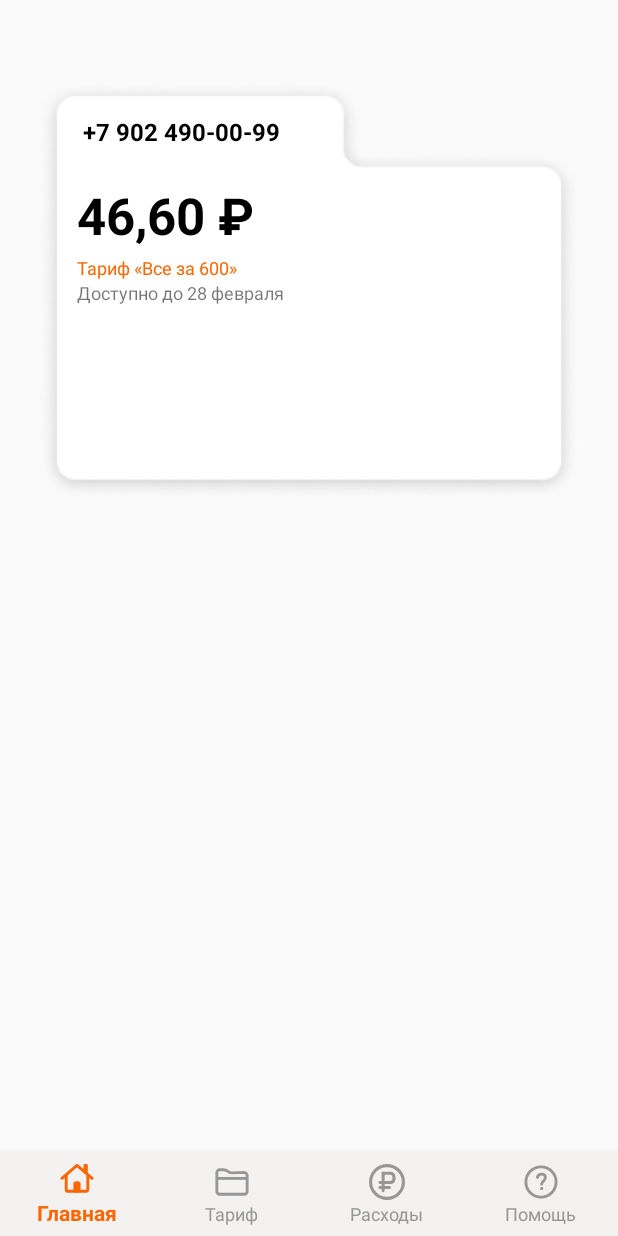
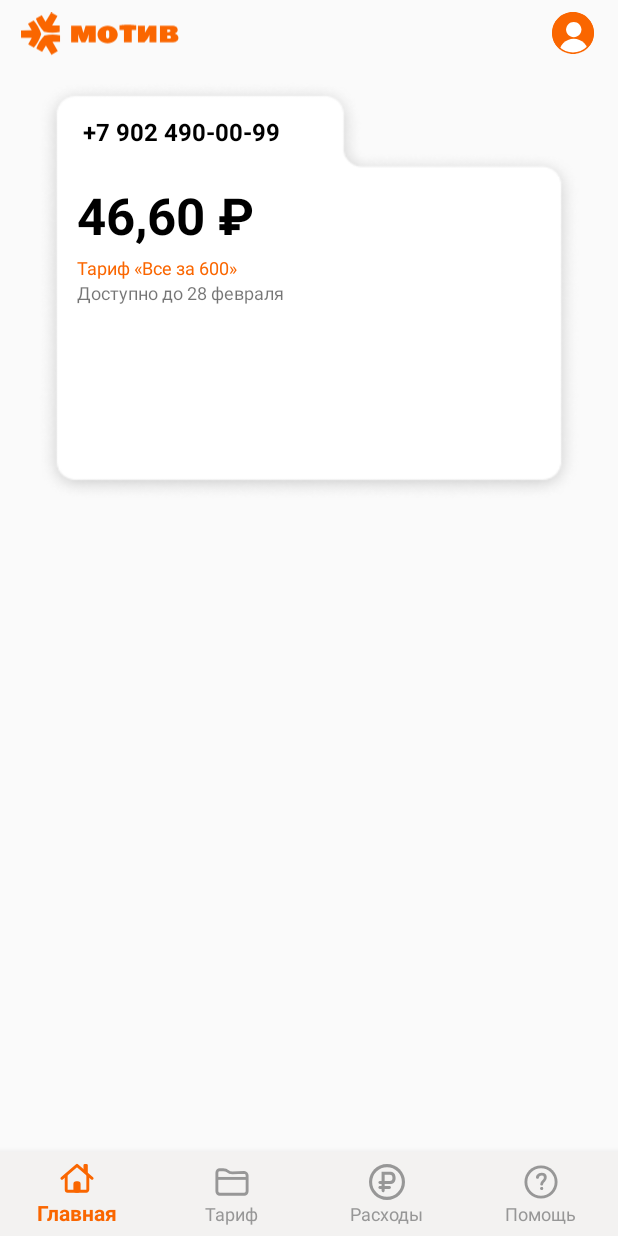
Before and after one commit to MaryAndr/Mary_Andreeva, an Android app: the MainPageFragment screen opened directly, with no data from a screen before it, on a phone screen of 412 x 824 dp. Run offline under Robolectric (Android 15) with nearby library versions, the phone set to English and light mode, and no system bars; our stand-ins replace RxJava, navigation-ui; libraries missing offline, so code that uses them is left out: com.hannesdorfmann.mosby3.

```diff
--- a/app/src/main/res/layout/fragment_main_page.xml
+++ b/app/src/main/res/layout/fragment_main_page.xml
@@ -373,33 +373,33 @@
 
     </LinearLayout>
 
-<!--                <ImageView-->
-<!--                    android:id="@+id/imageView2"-->
-<!--                    android:layout_width="105dp"-->
-<!--                    android:layout_height="29dp"-->
-<!--                    android:layout_marginStart="14dp"-->
-<!--                    android:layout_marginLeft="14dp"-->
-<!--                    android:layout_marginTop="8dp"-->
-<!--                    app:layout_constraintBottom_toBottomOf="parent"-->
-<!--                    app:layout_constraintEnd_toEndOf="parent"-->
-<!--                    app:layout_constraintHorizontal_bias="0"-->
-<!--                    app:layout_constraintStart_toStartOf="parent"-->
-<!--                    app:layout_constraintTop_toTopOf="parent"-->
-<!--                    app:layout_constraintVertical_bias="0.0"-->
-<!--                    app:srcCompat="@drawable/ic_logo" />-->
+                <ImageView
+                    android:id="@+id/imageView2"
+                    android:layout_width="105dp"
+                    android:layout_height="29dp"
+                    android:layout_marginStart="14dp"
+                    android:layout_marginLeft="14dp"
+                    android:layout_marginTop="8dp"
+                    app:layout_constraintBottom_toBottomOf="parent"
+                    app:layout_constraintEnd_toEndOf="parent"
+                    app:layout_constraintHorizontal_bias="0"
+                    app:layout_constraintStart_toStartOf="parent"
+                    app:layout_constraintTop_toTopOf="parent"
+                    app:layout_constraintVertical_bias="0.0"
+                    app:srcCompat="@drawable/ic_logo" />
 
-<!--                <ImageView-->
-<!--                    android:id="@+id/imageView3"-->
-<!--                    android:layout_width="28dp"-->
-<!--                    android:layout_height="28dp"-->
-<!--                    android:layout_marginTop="8dp"-->
-<!--                    android:layout_marginEnd="16dp"-->
-<!--                    android:layout_marginRight="16dp"-->
-<!--                    app:layout_constraintBottom_toBottomOf="parent"-->
-<!--                    app:layout_constraintEnd_toEndOf="parent"-->
-<!--                    app:layout_constraintHorizontal_bias="1.0"-->
-<!--                    app:layout_constraintStart_toEndOf="@+id/imageView2"-->
-<!--                    app:layout_constraintTop_toTopOf="parent"-->
-<!--                    app:layout_constraintVertical_bias="0"-->
-<!--                    app:srcCompat="@drawable/ic_profile_pic" />-->
+                <ImageView
+                    android:id="@+id/imageView3"
+                    android:layout_width="28dp"
+                    android:layout_height="28dp"
+                    android:layout_marginTop="8dp"
+                    android:layout_marginEnd="16dp"
+                    android:layout_marginRight="16dp"
+                    app:layout_constraintBottom_toBottomOf="parent"
+                    app:layout_constraintEnd_toEndOf="parent"
+                    app:layout_constraintHorizontal_bias="1.0"
+                    app:layout_constraintStart_toEndOf="@+id/imageView2"
+                    app:layout_constraintTop_toTopOf="parent"
+                    app:layout_constraintVertical_bias="0"
+                    app:srcCompat="@drawable/ic_profile_pic" />
 </androidx.constraintlayout.widget.ConstraintLayout>
```
